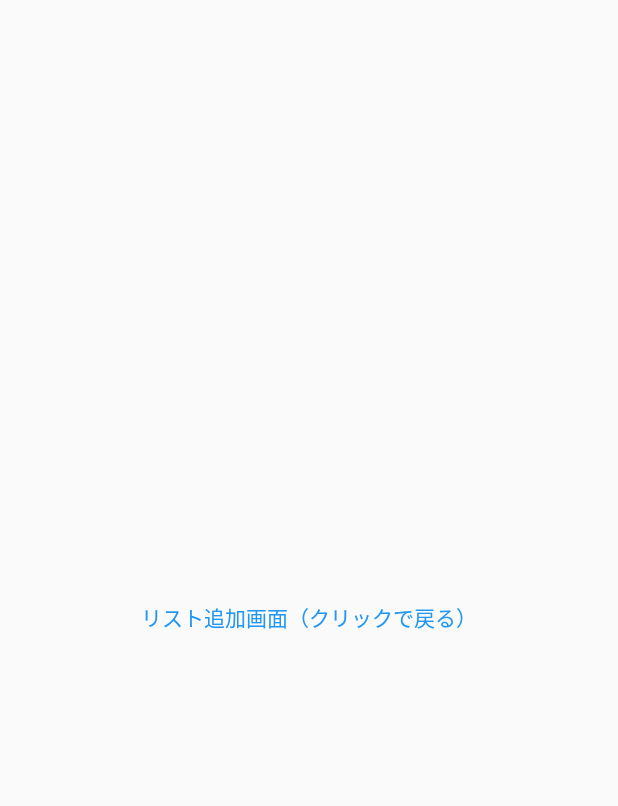
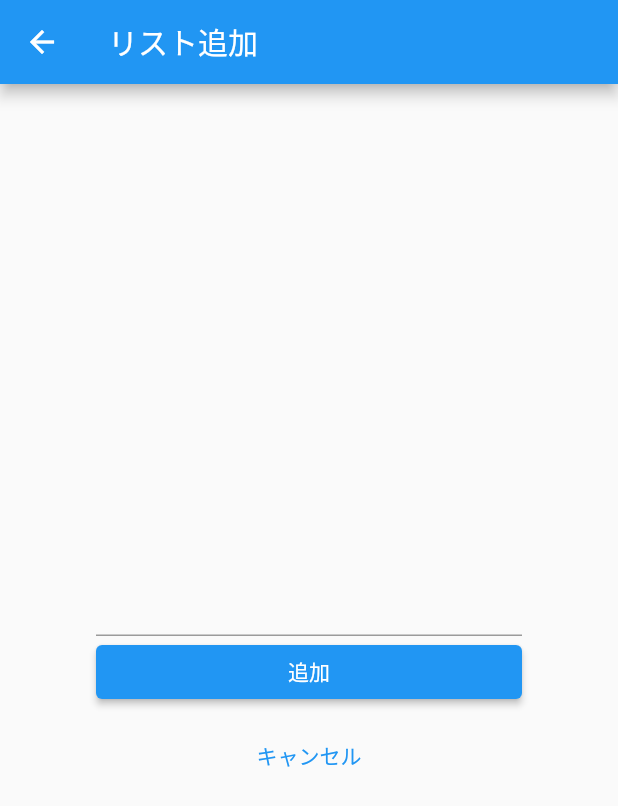
Before and after one commit to AkiUnleash/flutter_todo, a Flutter app: the screen it shows after launch, after a tap on the "add" icon, on a phone screen of 412 x 824 dp. Shown: the top 806 px of the screen. Run offline on Flutter 3.47's test engine with Material 2 defaults, Android fonts, the phone set to English and light mode, and no system bars.

```diff
--- a/lib/main.dart
+++ b/lib/main.dart
@@ -17,44 +17,41 @@ class MyTodoApp extends StatelessWidget {
   }
 }
 
-class TodoListPage extends StatelessWidget {
+class TodoListPage extends StatefulWidget {
+  @override
+  _TodoListPageState createState() => _TodoListPageState();
+}
+
+class _TodoListPageState extends State<TodoListPage> {
+  List<String> todoList = [];
+
   @override
   Widget build(BuildContext context) {
     return Scaffold(
       appBar: AppBar(
         title: const Text('リスト一覧'),
       ),
-      body: ListView(
-        children: const <Widget>[
-          Card(
+      body: ListView.builder(
+          itemCount: todoList.length,
+          itemBuilder: (context, index) {
+            return Card(
               child: ListTile(
-              title: Text('TODO1'),
+                title: Text(todoList[index]),
               ),
-          ),
-          Card(
-            child: ListTile(
-              title: Text('TODO2'),
-              ),
-          ),
-          Card(
-            child: ListTile(
-              title: Text('TODO3'),
-              ),
-          ),
-          Card(
-            child: ListTile(
-              title: Text('TODO4'),
-              ),
-          ),
-        ],
-      ),
+            );
+          }),
       floatingActionButton: FloatingActionButton(
-        onPressed: () {
-          Navigator.of(context).push(
+        onPressed: () async {
+          final newListText = await Navigator.of(context).push(
             MaterialPageRoute(builder: (context) {
               return TodoAddPage();
             }),
           );
+          if (newListText != null) {
+            setState(() {
+              todoList.add(newListText);
+            });
+          }
         },
         child: const Icon(Icons.add),
       ),
@@ -62,18 +59,55 @@ class TodoListPage extends StatelessWidget {
   }
 }
 
-class TodoAddPage extends StatelessWidget {
+class TodoAddPage extends StatefulWidget {
+  @override
+  _TodoAddPageState createState() => _TodoAddPageState();
+}
+
+class _TodoAddPageState extends State<TodoAddPage> {
+  String _text = '';
+
   @override
   Widget build(BuildContext context) {
     return Scaffold(
-      body: Center(
+      appBar: AppBar(
+        title: const Text('リスト追加'),
+      ),
+      body: Container(
+          padding: const EdgeInsets.all(64),
+          child: Column(
+            mainAxisAlignment: MainAxisAlignment.center,
+            children: <Widget>[
+              Text(_text, style: const TextStyle(color: Colors.blue)),
+              const SizedBox(height: 8),
+              TextField(
+                onChanged: (String value) {
+                  setState(() {
+                    _text = value;
+                  });
+                },
+              ),
+              SizedBox(
+                width: double.infinity,
+                child: ElevatedButton(
+                  onPressed: () {
+                    Navigator.of(context).pop(_text);
+                  },
+                  child: const Text('追加'),
+                ),
+              ),
+              const SizedBox(height: 8),
+              SizedBox(
+                width: double.infinity,
                 child: TextButton(
                   onPressed: () {
                     Navigator.of(context).pop();
                   },
-            child: const Text('リスト追加画面（クリックで戻る）'),
+                  child: const Text('キャンセル'),
                 ),
               ),
+            ],
+          )),
     );
   }
 }
--- a/pubspec.yaml
+++ b/pubspec.yaml
@@ -3,7 +3,7 @@ description: A new Flutter project.
 
 # The following line prevents the package from being accidentally published to
 # pub.dev using `flutter pub publish`. This is preferred for private packages.
-publish_to: 'none' # Remove this line if you wish to publish to pub.dev
+publish_to: "none" # Remove this line if you wish to publish to pub.dev
 
 # The following defines the version and build number for your application.
 # A version number is three numbers separated by dots, like 1.2.43
@@ -30,10 +30,10 @@ dependencies:
   flutter:
     sdk: flutter
 
-
   # The following adds the Cupertino Icons font to your application.
   # Use with the CupertinoIcons class for iOS style icons.
   cupertino_icons: ^1.0.2
+  flutter_svg: ^1.0.3
 
 dev_dependencies:
   flutter_test:
@@ -51,7 +51,6 @@ dev_dependencies:
 
 # The following section is specific to Flutter.
 flutter:
-
   # The following line ensures that the Material Icons font is
   # included with your application, so that you can use the icons in
   # the material Icons class.
```
Also changed, not shown: pubspec.lock. Lines whose indentation alone changed are shown as unchanged.
